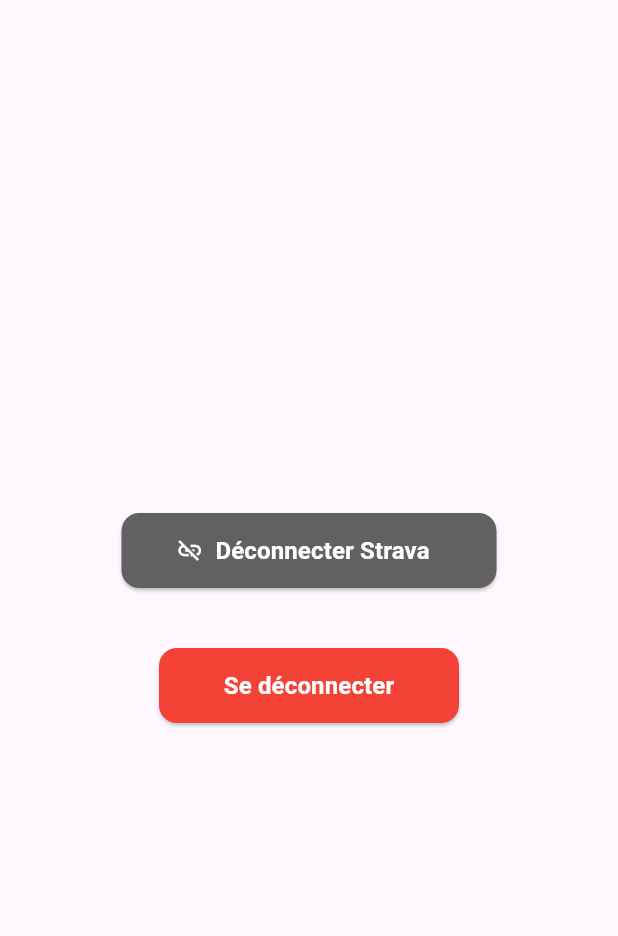
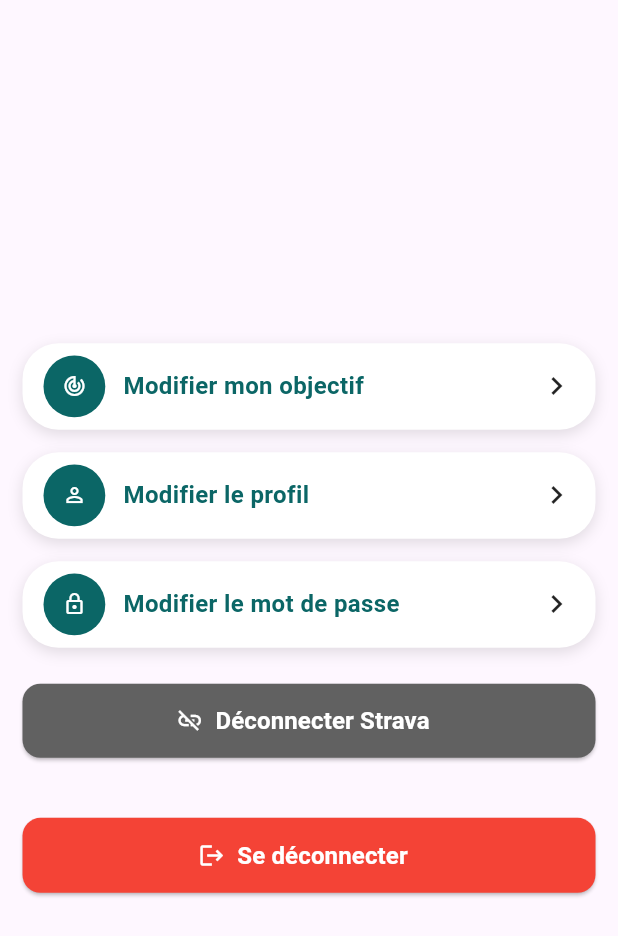
Before and after one commit to CapgePau-Uppa/DinoPet-Walker, a Flutter app: the SettingsScreen widget shown alone on an empty page, opened directly, on a phone screen of 412 x 824 dp. Shown: the top 936 px of the screen. Run offline on Flutter 3.47's test engine with Material 3 defaults, Android fonts, the phone set to English and light mode, and no system bars; our stand-ins replace app_links, cloud_firestore, connectivity_plus, delightful_toast, firebase_auth, firebase_core and 6 more; missing offline and left inert: flutter_web_auth_2, health; accounts and stored records are empty.

Commit message:
add settings items

```diff
--- a/lib/pages/settings_screen.dart
+++ b/lib/pages/settings_screen.dart
@@ -1,5 +1,6 @@
 import 'package:dinopet_walker/widgets/common/toast.dart';
 import 'package:dinopet_walker/widgets/login/auth_wrapper.dart';
+import 'package:dinopet_walker/widgets/settings/settings_item.dart';
 import 'package:flutter/material.dart';
 import 'package:dinopet_walker/controllers/settings_controller.dart';
 import 'package:provider/provider.dart';
@@ -101,14 +102,39 @@
 
   @override
   Widget build(BuildContext context) {
-    return Scaffold(
-      body: Center(
+    final height = MediaQuery.of(context).size.height;
+    return Padding(
+      padding: EdgeInsetsGeometry.symmetric(horizontal: 15),
       child: Column(
         mainAxisAlignment: MainAxisAlignment.center,
         children: [
+          SettingsItem(
+            title: "Modifier mon objectif",
+            icon: Icons.track_changes,
+            onTap: () {},
+          ),
+
+          const SizedBox(height: 15),
+
+          SettingsItem(
+            title: "Modifier le profil",
+            icon: Icons.person_outline,
+            onTap: () {},
+          ),
+
+          const SizedBox(height: 15),
+
+          SettingsItem(
+            title: "Modifier le mot de passe",
+            icon: Icons.lock_outline,
+            onTap: () {},
+          ),
+
+          const SizedBox(height: 24),
+
           SizedBox(
-              width: 250,
-              height: 50,
+            width: double.infinity,
+            height: height * 0.06,
             child: ElevatedButton.icon(
               onPressed: _isLoadingStrava ? null : _toggleStravaConnection,
               style: ElevatedButton.styleFrom(
@@ -140,9 +166,9 @@
           const SizedBox(height: 40),
 
                     SizedBox(
-              width: 200,
+            width: double.infinity,
             height: 50,
-              child: ElevatedButton(
+            child: ElevatedButton.icon(
               onPressed: _loading ? null : _signOut,
               style: ElevatedButton.styleFrom(
                 backgroundColor: Colors.red,
@@ -150,7 +176,7 @@
                   borderRadius: BorderRadius.circular(12),
                 ),
               ),
-                child: _loading
+              icon: _loading
                   ? const SizedBox(
                       width: 22,
                       height: 22,
@@ -159,7 +185,8 @@
                         valueColor: AlwaysStoppedAnimation<Color>(Colors.white),
                       ),
                     )
-                    : const Text(
+                  : const Icon(Icons.logout, color: Colors.white),
+              label: const Text(
                 "Se déconnecter",
                 style: TextStyle(
                   fontSize: 16,
@@ -171,7 +198,6 @@
           ),
         ],
       ),
-      ),
     );
   }
 }
--- /dev/null
+++ b/lib/widgets/settings/settings_item.dart
@@ -0,0 +1,68 @@
+import 'package:flutter/material.dart';
+
+class SettingsItem extends StatelessWidget {
+  final String title;
+  final IconData icon;
+  final VoidCallback onTap;
+
+  const SettingsItem({
+    super.key,
+    required this.title,
+    required this.icon,
+    required this.onTap,
+  });
+
+  @override
+  Widget build(BuildContext context) {
+    final width = MediaQuery.of(context).size.width;
+    final height = MediaQuery.of(context).size.height;
+    return Material(
+      color: Colors.transparent,
+      child: InkWell(
+        onTap: onTap,
+        borderRadius: BorderRadius.circular(24),
+        child: Container(
+          height: height * 0.07,
+          padding: const EdgeInsets.symmetric(horizontal: 14),
+          decoration: BoxDecoration(
+            color: Colors.white,
+            borderRadius: BorderRadius.circular(24),
+            boxShadow: [
+              BoxShadow(
+                color: Colors.black.withValues(alpha: .12),
+                blurRadius: 8,
+                offset: const Offset(0, 3),
+              ),
+            ],
+          ),
+          child: Row(
+            children: [
+              Container(
+                width: width * 0.1,
+                height: height*0.1,
+                decoration: const BoxDecoration(
+                  color: Color(0xFF0B6666),
+                  shape: BoxShape.circle,
+                ),
+                child: Icon(icon, size: 16, color: Colors.white),
+              ),
+              const SizedBox(width: 12),
+              Expanded(
+                child: Text(
+                  title,
+                  style: const TextStyle(
+                    fontSize: 16,
+                    height: 1.0,
+                    fontWeight: FontWeight.bold,
+                    color: Color(0xFF0B6666),
+                  ),
+                ),
+              ),
+              const Icon(Icons.chevron_right, size: 24, color: Colors.black87),
+            ],
+          ),
+        ),
+      ),
+    );
+  }
+}
```
Lines whose indentation alone changed are shown as unchanged.
